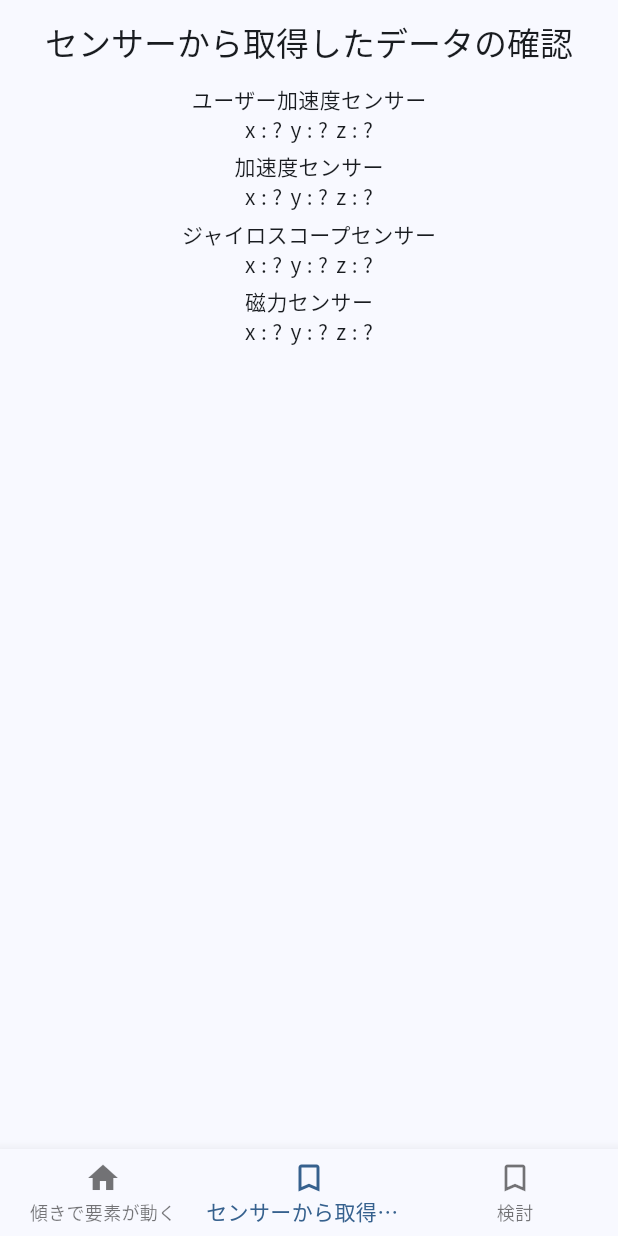
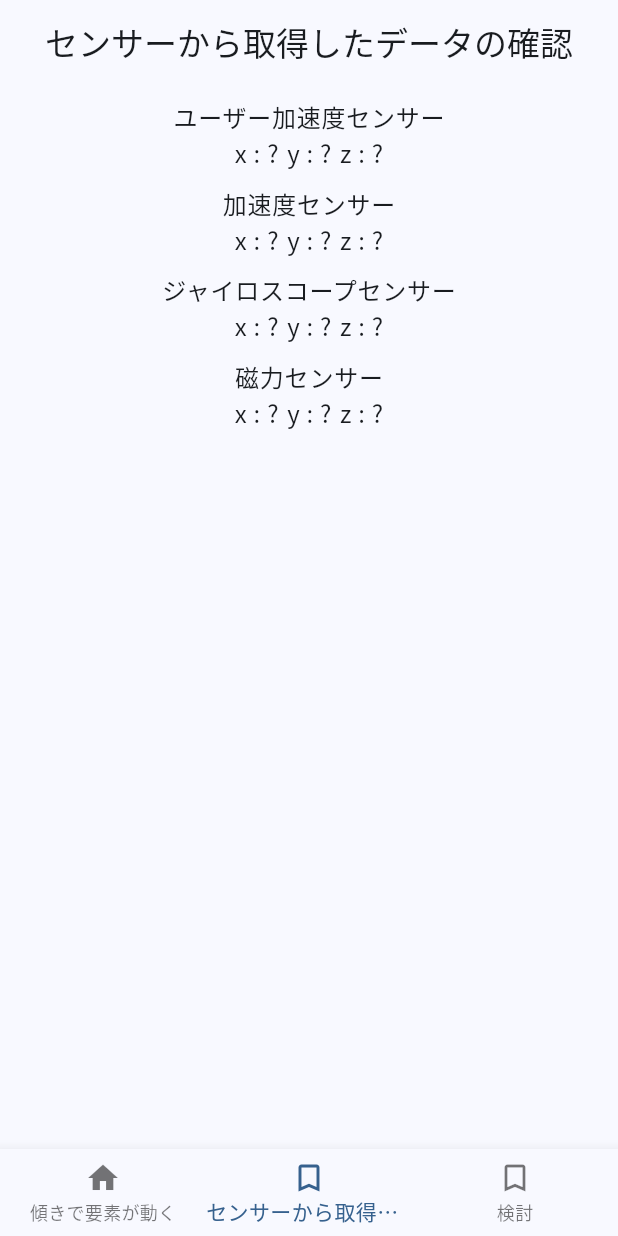
Before and after one commit to beeeyan/gyro_app, a Flutter app: the DataViewPage screen opened by its route, on a phone screen of 412 x 824 dp. Run offline on Flutter 3.47's test engine with Material 3 defaults, Android fonts, the phone set to English and light mode, and no system bars; our stand-ins replace flutter_screenutil, gap, go_router, hooks_riverpod, logger, sensors_plus; statements that could not run were skipped.

Commit message:
文字サイズ変更

```diff
--- a/lib/feature/data_view/data_view.dart
+++ b/lib/feature/data_view/data_view.dart
@@ -130,51 +130,100 @@ class _DataViewState extends State<DataViewPage> {
   Widget build(BuildContext context) {
     return Column(
       children: [
-        const Text('ユーザー加速度センサー'),
+        Gap(10.h),
+        Text(
+          'ユーザー加速度センサー',
+          style: Theme.of(context).textTheme.bodyLarge,
+        ),
         Row(
           mainAxisAlignment: MainAxisAlignment.center,
           children: [
-            Text('x : ${_userAccelerometerEvent?.x.toStringAsFixed(1) ?? '?'}'),
+            Text(
+              'x : ${_userAccelerometerEvent?.x.toStringAsFixed(1) ?? '?'}',
+              style: Theme.of(context).textTheme.bodyLarge,
+            ),
             Gap(5.w),
-            Text('y : ${_userAccelerometerEvent?.y.toStringAsFixed(1) ?? '?'}'),
+            Text(
+              'y : ${_userAccelerometerEvent?.y.toStringAsFixed(1) ?? '?'}',
+              style: Theme.of(context).textTheme.bodyLarge,
+            ),
             Gap(5.w),
-            Text('z : ${_userAccelerometerEvent?.z.toStringAsFixed(1) ?? '?'}'),
+            Text(
+              'z : ${_userAccelerometerEvent?.z.toStringAsFixed(1) ?? '?'}',
+              style: Theme.of(context).textTheme.bodyLarge,
+            ),
           ],
         ),
-        Gap(5.h),
-        const Text('加速度センサー'),
+        Gap(10.h),
+        Text(
+          '加速度センサー',
+          style: Theme.of(context).textTheme.bodyLarge,
+        ),
         Row(
           mainAxisAlignment: MainAxisAlignment.center,
           children: [
-            Text('x : ${_accelerometerEvent?.x.toStringAsFixed(1) ?? '?'}'),
+            Text(
+              'x : ${_accelerometerEvent?.x.toStringAsFixed(1) ?? '?'}',
+              style: Theme.of(context).textTheme.bodyLarge,
+            ),
             Gap(5.w),
-            Text('y : ${_accelerometerEvent?.y.toStringAsFixed(1) ?? '?'}'),
+            Text(
+              'y : ${_accelerometerEvent?.y.toStringAsFixed(1) ?? '?'}',
+              style: Theme.of(context).textTheme.bodyLarge,
+            ),
             Gap(5.w),
-            Text('z : ${_accelerometerEvent?.z.toStringAsFixed(1) ?? '?'}'),
+            Text(
+              'z : ${_accelerometerEvent?.z.toStringAsFixed(1) ?? '?'}',
+              style: Theme.of(context).textTheme.bodyLarge,
+            ),
           ],
         ),
-        Gap(5.h),
-        const Text('ジャイロスコープセンサー'),
+        Gap(10.h),
+        Text(
+          'ジャイロスコープセンサー',
+          style: Theme.of(context).textTheme.bodyLarge,
+        ),
         Row(
           mainAxisAlignment: MainAxisAlignment.center,
           children: [
-            Text('x : ${_gyroscopeEvent?.x.toStringAsFixed(1) ?? '?'}'),
+            Text(
+              'x : ${_gyroscopeEvent?.x.toStringAsFixed(1) ?? '?'}',
+              style: Theme.of(context).textTheme.bodyLarge,
+            ),
             Gap(5.w),
-            Text('y : ${_gyroscopeEvent?.y.toStringAsFixed(1) ?? '?'}'),
+            Text(
+              'y : ${_gyroscopeEvent?.y.toStringAsFixed(1) ?? '?'}',
+              style: Theme.of(context).textTheme.bodyLarge,
+            ),
             Gap(5.w),
-            Text('z : ${_gyroscopeEvent?.z.toStringAsFixed(1) ?? '?'}'),
+            Text(
+              'z : ${_gyroscopeEvent?.z.toStringAsFixed(1) ?? '?'}',
+              style: Theme.of(context).textTheme.bodyLarge,
+            ),
           ],
         ),
-        Gap(5.h),
-        const Text('磁力センサー'),
+        Gap(10.h),
+        Text(
+          '磁力センサー',
+          style: Theme.of(context).textTheme.bodyLarge,
+        ),
         Row(
           mainAxisAlignment: MainAxisAlignment.center,
           children: [
-            Text('x : ${_magnetometerEvent?.x.toStringAsFixed(1) ?? '?'}'),
+            Text(
+              'x : ${_magnetometerEvent?.x.toStringAsFixed(1) ?? '?'}',
+              style: Theme.of(context).textTheme.bodyLarge,
+            ),
             Gap(5.w),
-            Text('y : ${_magnetometerEvent?.y.toStringAsFixed(1) ?? '?'}'),
+            Text(
+              'y : ${_magnetometerEvent?.y.toStringAsFixed(1) ?? '?'}',
+              style: Theme.of(context).textTheme.bodyLarge,
+            ),
             Gap(5.w),
-            Text('z : ${_magnetometerEvent?.z.toStringAsFixed(1) ?? '?'}'),
+            Text(
+              'z : ${_magnetometerEvent?.z.toStringAsFixed(1) ?? '?'}',
+              style: Theme.of(context).textTheme.bodyLarge,
+            ),
           ],
         ),
       ],
```
